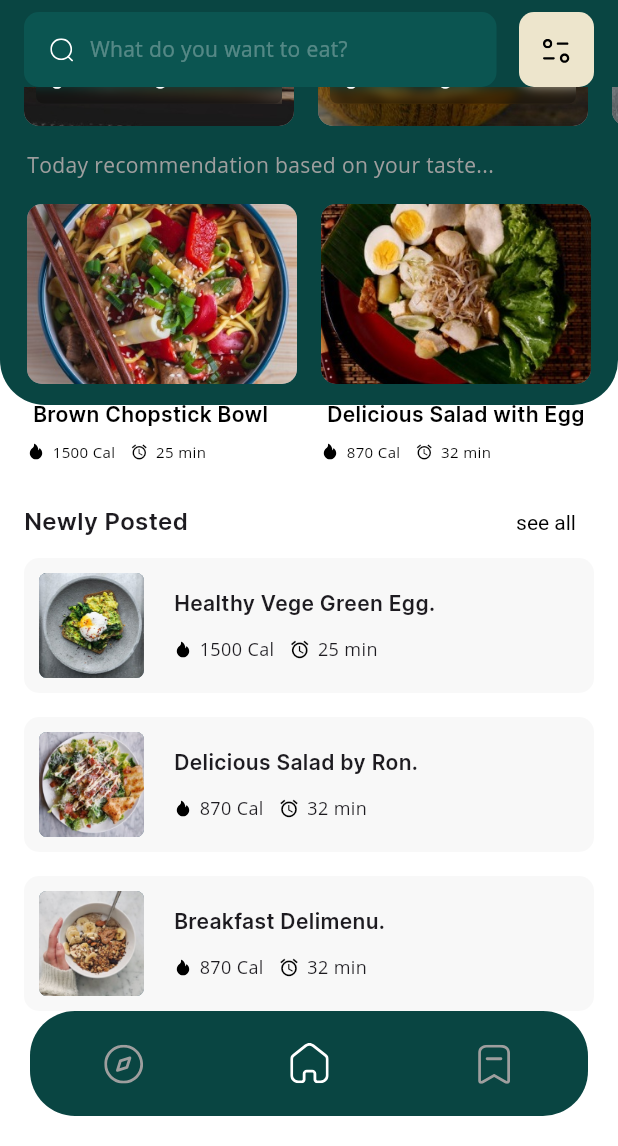
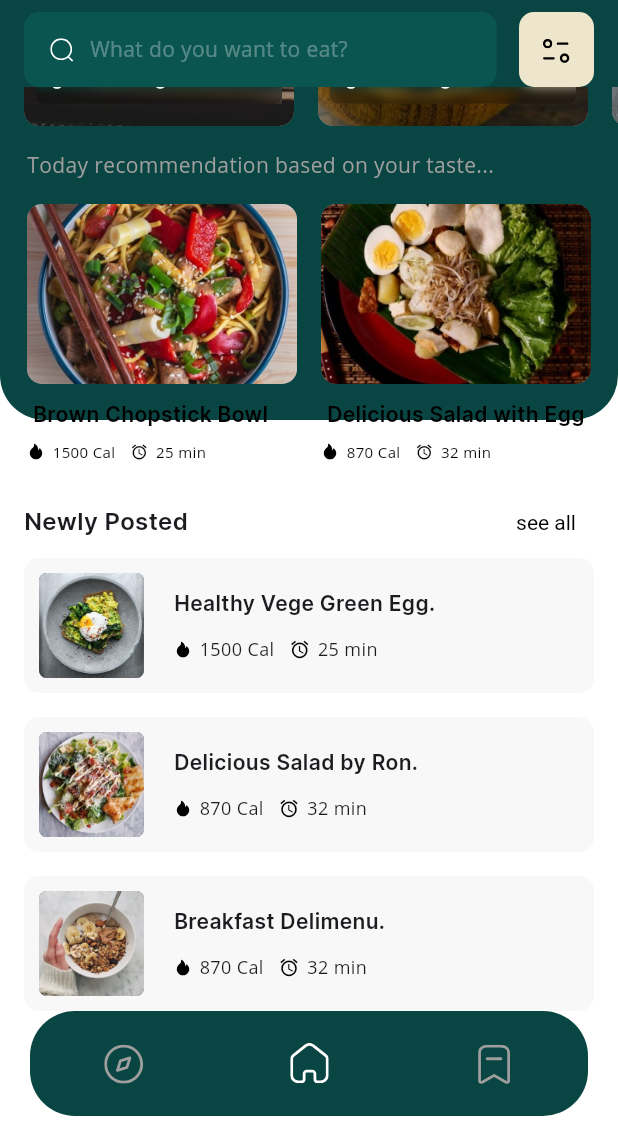
Before and after one commit to dcaayushd/CODSOFT-Recipe-App, a Flutter app: the screen it shows after launch, scrolled down 258 dp, on a phone screen of 412 x 824 dp, the part 90-1236 px from its top. Run offline on Flutter 3.47's test engine with Material 3 defaults, Android fonts, the phone set to English and light mode, and no system bars; our stand-ins replace flutter_svg, image_picker, shared_preferences.

```diff
--- a/lib/views/screens/home_screen.dart
+++ b/lib/views/screens/home_screen.dart
@@ -44,7 +44,7 @@ class HomeScreenState extends State<HomeScreen> {
       _refreshData();
     }
 
-    double primaryContainerHeight = 295;
+    double primaryContainerHeight = 270;
     bool isWithinPrimaryContainer =
         _scrollController.position.pixels > primaryContainerHeight;
 
@@ -121,7 +121,7 @@ class HomeScreenState extends State<HomeScreen> {
       body: Stack(
         children: [
           Container(
-            height: 270,
+            height: 280,
             decoration: BoxDecoration(
               color: AppColor.primary,
               borderRadius: const BorderRadius.only(
--- a/pubspec.yaml
+++ b/pubspec.yaml
@@ -12,6 +12,8 @@ dependencies:
     sdk: flutter
   flutter_svg: ^0.22.0
   image_picker: ^1.1.2
+  path: ^1.9.0
+  path_provider: ^2.1.4
   shared_preferences: ^2.2.3
 
 dev_dependencies:
```
Also changed, not shown: pubspec.lock, 1 other file.
